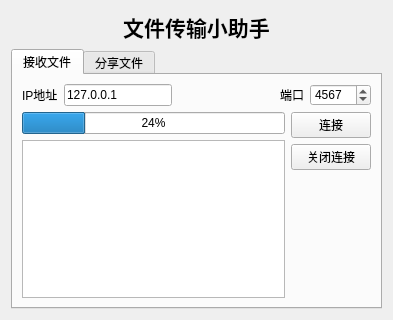
Above: filetransfer.ui from lrui1/FileTransfer before the change. Below: the same form after it.
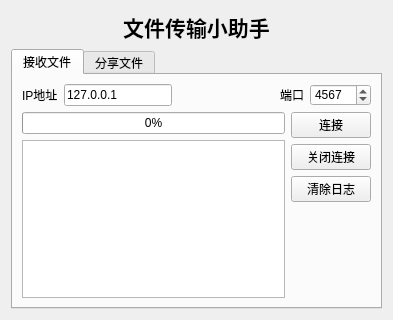
That is the form after the change.

Commit message: 增加了进度条，清除日志功能

```diff
--- a/filetransfer.ui
+++ b/filetransfer.ui
@@ -95,7 +95,7 @@
            <item>
             <widget class="QProgressBar" name="progressBar">
              <property name="value">
-              <number>24</number>
+              <number>0</number>
              </property>
             </widget>
            </item>
@@ -120,6 +120,13 @@
              </property>
             </widget>
            </item>
+           <item>
+            <widget class="QPushButton" name="clearRecvInfoButton">
+             <property name="text">
+              <string>清除日志</string>
+             </property>
+            </widget>
+           </item>
            <item>
             <spacer name="verticalSpacer">
              <property name="orientation">
```
Left out of the diff: 9 changed lines with no effect on the pictures. The commit also changes 5 other files.
